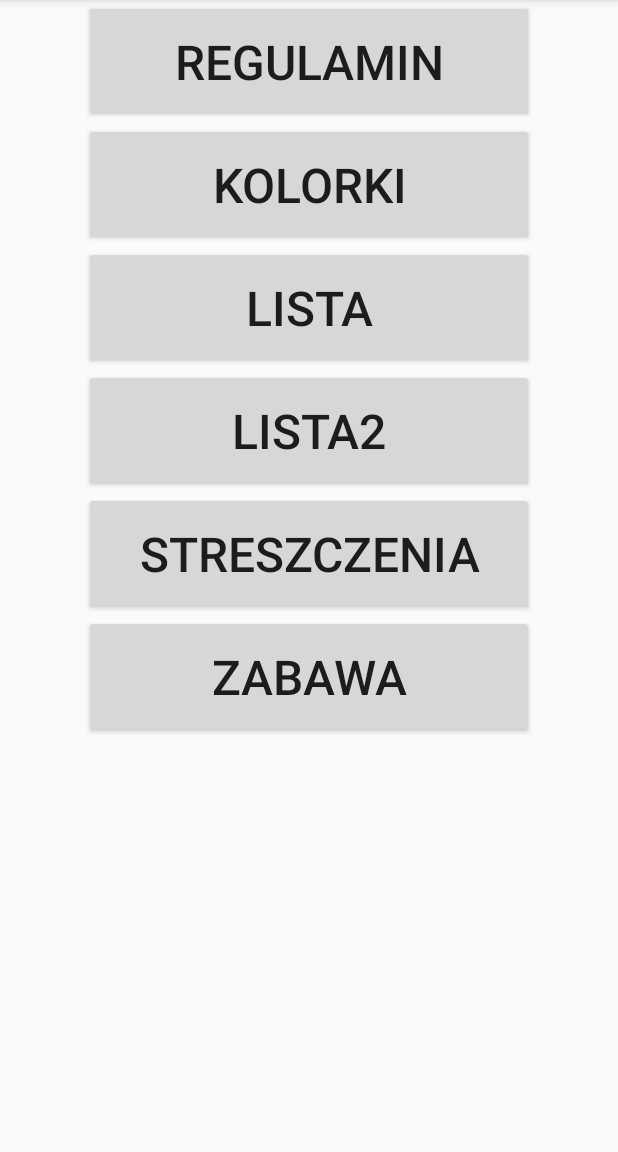
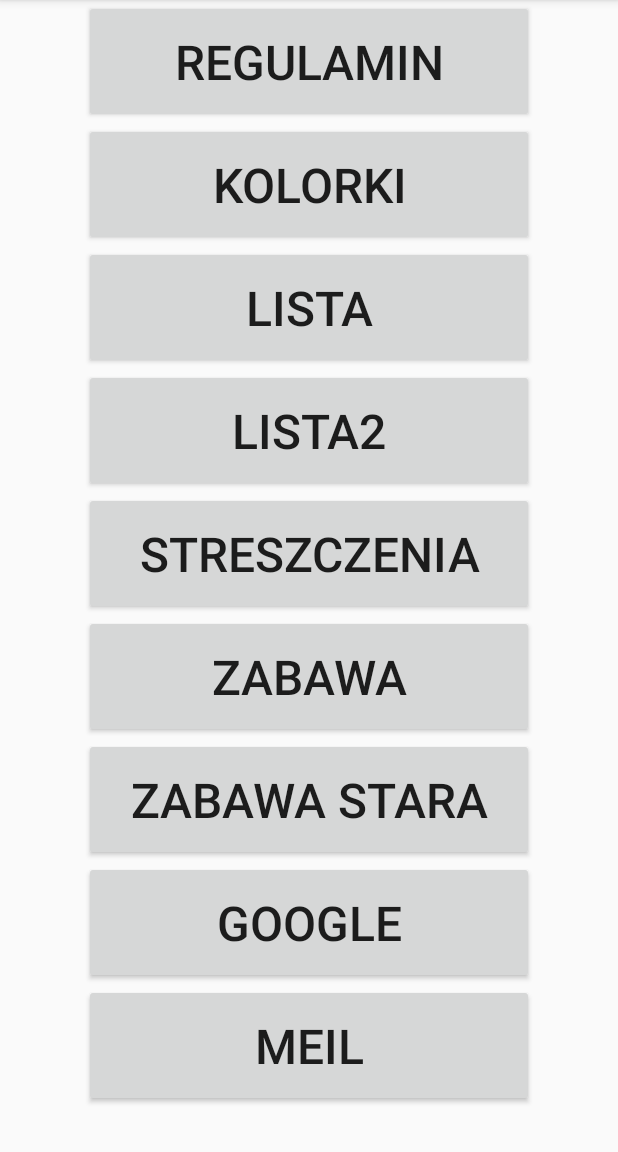
Before and after one commit to koisuru/dupa, an Android app: the screen it shows after launch (Menu), on a phone screen of 412 x 824 dp, the part 84-1236 px from its top. Run offline under Robolectric (Android 15) with nearby library versions, the phone set to English and light mode, and no system bars.

Commit message:
johncena

```diff
--- a/JohnCena/app/src/main/java/pl/koisuru/johncena/Aktywnosc.java
+++ b/JohnCena/app/src/main/java/pl/koisuru/johncena/Aktywnosc.java
@@ -63,4 +63,5 @@ public class Aktywnosc extends AppCompatActivity {
 
 
     }
+
 }
--- a/JohnCena/app/src/main/java/pl/koisuru/johncena/Menu.java
+++ b/JohnCena/app/src/main/java/pl/koisuru/johncena/Menu.java
@@ -18,6 +18,9 @@ public class Menu extends AppCompatActivity {
     private Button przycisk3;
     private Button przycisk4;
     private Button przycisk5;
+    private Button przycisk6;
+    private Button przycisk7;
+    private Button przycisk8;
 
 
     @Override
@@ -27,14 +30,18 @@ public class Menu extends AppCompatActivity {
         przycisk = (Button) findViewById(R.id.m);
         przycisk1 = (Button) findViewById(R.id.n);
         przycisk2 = (Button) findViewById(R.id.b);
-        przycisk3= (Button) findViewById(R.id.v);
+        przycisk3 = (Button) findViewById(R.id.v);
         przycisk4 = (Button) findViewById(R.id.c);
         przycisk5 = (Button) findViewById(R.id.x);
+        przycisk6 = (Button) findViewById(R.id.z);
+        przycisk7 = (Button) findViewById(R.id.l);
+        przycisk8 = (Button) findViewById(R.id.k);
+
 
         przycisk.setOnClickListener(new View.OnClickListener() {
             @Override
             public void onClick(View view) {
-                Intent intent= new Intent(getApplicationContext(),Regulamin.class);
+                Intent intent = new Intent(getApplicationContext(), Regulamin.class);
                 startActivity(intent);
             }
         });
@@ -43,7 +50,7 @@ public class Menu extends AppCompatActivity {
         przycisk1.setOnClickListener(new View.OnClickListener() {
             @Override
             public void onClick(View view) {
-                Intent intent= new Intent(getApplicationContext(),MainActivity.class);
+                Intent intent = new Intent(getApplicationContext(), MainActivity.class);
                 startActivity(intent);
             }
         });
@@ -51,7 +58,7 @@ public class Menu extends AppCompatActivity {
         przycisk2.setOnClickListener(new View.OnClickListener() {
             @Override
             public void onClick(View view) {
-                Intent intent= new Intent(getApplicationContext(),Aktywnosc.class);
+                Intent intent = new Intent(getApplicationContext(), Aktywnosc.class);
                 startActivity(intent);
             }
         });
@@ -59,7 +66,7 @@ public class Menu extends AppCompatActivity {
         przycisk3.setOnClickListener(new View.OnClickListener() {
             @Override
             public void onClick(View view) {
-                Intent intent= new Intent(getApplicationContext(),Aktywno.class);
+                Intent intent = new Intent(getApplicationContext(), Aktywno.class);
                 startActivity(intent);
             }
         });
@@ -67,15 +74,32 @@ public class Menu extends AppCompatActivity {
         przycisk4.setOnClickListener(new View.OnClickListener() {
             @Override
             public void onClick(View view) {
-                Intent intent= new Intent(getApplicationContext(),Akty.class);
+                Intent intent = new Intent(getApplicationContext(), Akty.class);
                 startActivity(intent);
             }
         });
 
         przycisk5.setOnClickListener(new View.OnClickListener() {
-            @Override
             public void onClick(View view) {
-                Intent intent= new Intent(getApplicationContext(),Ak1.class);
+                Intent intent = new Intent(getApplicationContext(), Ak1.class);
+                startActivity(intent);
+            }
+        });
+        przycisk6.setOnClickListener(new View.OnClickListener() {
+            public void onClick(View view) {
+                Intent intent = new Intent(getApplicationContext(), Stare.class);
+                startActivity(intent);
+            }
+        });
+        przycisk7.setOnClickListener(new View.OnClickListener() {
+            public void onClick(View view) {
+                Intent intent = new Intent(getApplicationContext(), Google.class);
+                startActivity(intent);
+            }
+        });
+        przycisk8.setOnClickListener(new View.OnClickListener() {
+            public void onClick(View view) {
+                Intent intent = new Intent(getApplicationContext(), Meil.class);
                 startActivity(intent);
             }
         });
--- a/JohnCena/app/src/main/res/layout/menu.xml
+++ b/JohnCena/app/src/main/res/layout/menu.xml
@@ -53,6 +53,28 @@
                 android:id="@+id/x"
                 android:text="Zabawa"
                 android:textSize="32sp"/>
+            <Button
+                android:layout_width="300dp"
+                android:layout_height="82dp"
+                android:layout_gravity="center"
+                android:id="@+id/z"
+                android:text="Zabawa stara"
+                android:textSize="32sp"/>
+            <Button
+                android:layout_width="300dp"
+                android:layout_height="82dp"
+                android:layout_gravity="center"
+                android:id="@+id/l"
+                android:text="Google"
+                android:textSize="32sp"/>
+            <Button
+                android:layout_width="300dp"
+                android:layout_height="82dp"
+                android:layout_gravity="center"
+                android:id="@+id/k"
+                android:text="Meil"
+                android:textSize="32sp"/>
+
 
 
         </LinearLayout>
```
Also changed, not shown: JohnCena/app/src/main/AndroidManifest.xml (+9 -0 lines), JohnCena/app/src/main/java/pl/koisuru/johncena/Google.java (added, +46 -0 lines), JohnCena/app/src/main/java/pl/koisuru/johncena/MainActivity.java (+11 -0 lines), JohnCena/app/src/main/java/pl/koisuru/johncena/Meil.java (added, +58 -0 lines), JohnCena/app/src/main/java/pl/koisuru/johncena/Stare.java (added, +60 -0 lines), JohnCena/app/src/main/res/layout/meil.xml (added, +48 -0 lines), JohnCena/app/src/main/res/layout/stare.xml (added, +38 -0 lines), JohnCena/app/src/main/res/layout/wyszukaj.xml (added, +31 -0 lines).
